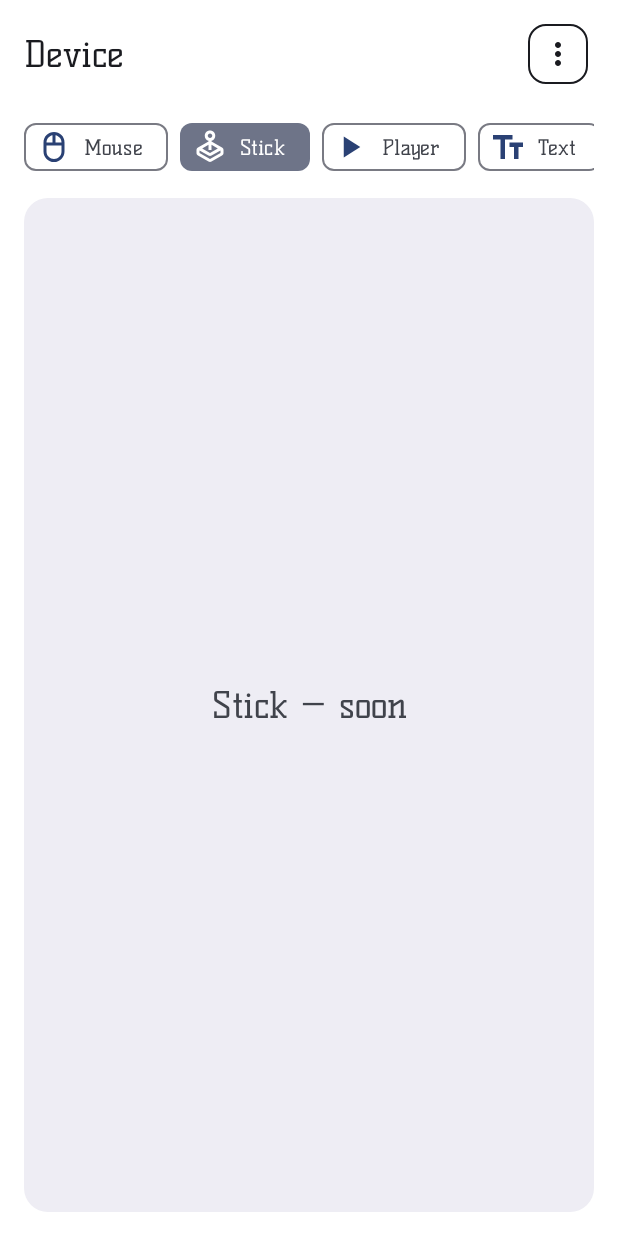
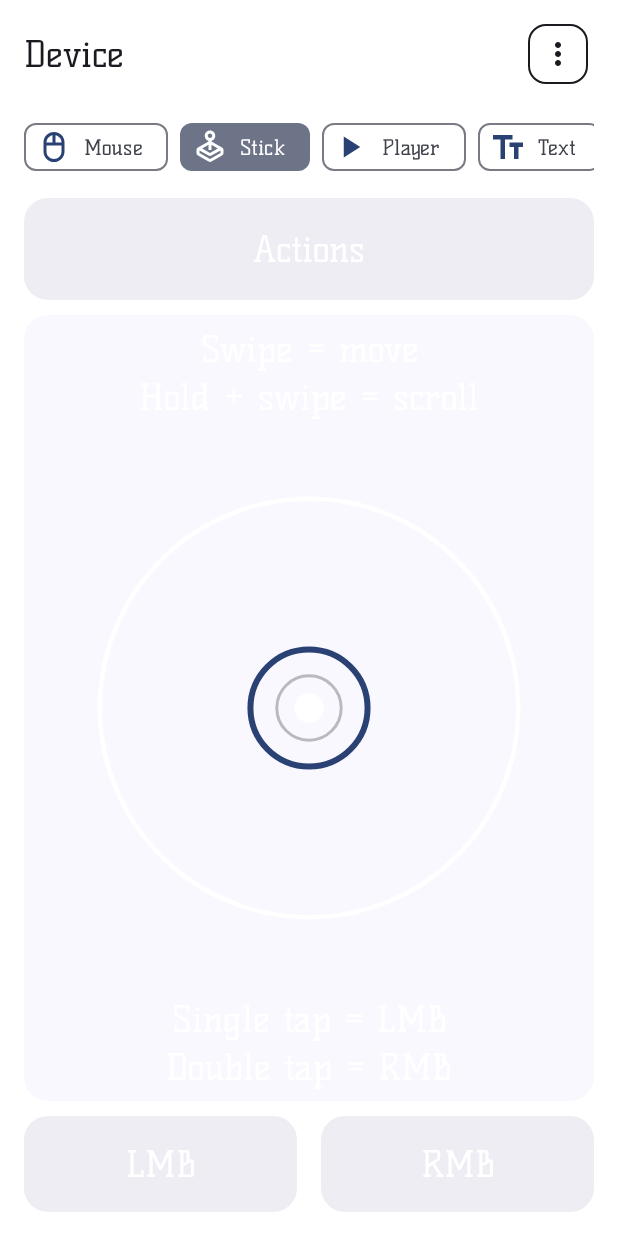
Before and after one commit to H1lp0p/RemoteMouse-android, an Android app built with Jetpack Compose: the ControlScreen screen opened through its navigation route, after a tap on "Stick", on a phone screen of 412 x 824 dp. Run offline under Robolectric (Android 15) with nearby library versions, the phone set to English and light mode, and no system bars; our stand-ins replace Dagger/Hilt's generated code, Room's generated code; libraries missing offline, so code that uses them is left out: com.jakewharton.retrofit2.

Commit message:
добавил контрол стика, bottom sheet для действий + мелкие правки по стилю

```diff
--- a/app/src/main/java/com/stuf/remotemouse/ui/control/ControlScreen.kt
+++ b/app/src/main/java/com/stuf/remotemouse/ui/control/ControlScreen.kt
@@ -35,6 +35,7 @@ import androidx.hilt.navigation.compose.hiltViewModel
 import androidx.lifecycle.compose.collectAsStateWithLifecycle
 import com.stuf.remotemouse.R
 import com.stuf.remotemouse.ui.control.mouse.MouseControlPanel
+import com.stuf.remotemouse.ui.control.stick.StickControlPanel
 
 @Composable
 fun ControlScreen(
@@ -143,7 +144,19 @@ fun ControlScreen(
                         onOpenActions = { viewModel.setActionsSheetVisible(true) },
                         modifier = Modifier.fillMaxSize(),
                     )
-                    ControlMode.Stick,
+                    ControlMode.Stick -> StickControlPanel(
+                        leftHeld = ui.leftHeld,
+                        rightHeld = ui.rightHeld,
+                        onToggleLeft = viewModel::toggleLeftButton,
+                        onToggleRight = viewModel::toggleRightButton,
+                        onOpenActions = { viewModel.setActionsSheetVisible(true) },
+                        onStickDeflection = viewModel::onStickDeflection,
+                        onStickReleased = viewModel::onStickReleased,
+                        onScroll = { dx, dy -> viewModel.onScroll(dx, dy) },
+                        onLeftClick = viewModel::leftClick,
+                        onRightClick = viewModel::rightClick,
+                        modifier = Modifier.fillMaxSize(),
+                    )
                     ControlMode.Player,
                     ControlMode.Text -> ControlModePlaceholder(mode = ui.mode)
                 }
--- a/app/src/main/java/com/stuf/remotemouse/ui/control/mouse/MouseControlPanel.kt
+++ b/app/src/main/java/com/stuf/remotemouse/ui/control/mouse/MouseControlPanel.kt
@@ -54,7 +54,7 @@ fun MouseControlPanel(
                 Text(
                     text = stringResource(R.string.actions),
                     style = MaterialTheme.typography.headlineSmall,
-                    color = MaterialTheme.colorScheme.onSurface,
+                    color = MaterialTheme.colorScheme.onSecondary,
                 )
             }
         }
@@ -81,7 +81,7 @@ fun MouseControlPanel(
                 Text(
                     text = stringResource(R.string.touchpad_hints),
                     style = MaterialTheme.typography.headlineSmall,
-                    color = MaterialTheme.colorScheme.onSurfaceVariant,
+                    color = MaterialTheme.colorScheme.onSecondary,
                     textAlign = TextAlign.Center,
                 )
             }
@@ -127,7 +127,7 @@ private fun MouseButtonToggle(
             .fillMaxSize()
             .background(
                 color = if (held) {
-                    MaterialTheme.colorScheme.primaryContainer
+                    MaterialTheme.colorScheme.primary
                 } else {
                     MaterialTheme.colorScheme.surfaceContainer
                 },
@@ -137,12 +137,12 @@ private fun MouseButtonToggle(
         contentAlignment = Alignment.Center,
     ) {
         Text(
-            text = label,
+            text = if (held) ">$label<" else label,
             style = MaterialTheme.typography.headlineSmall,
             color = if (held) {
-                MaterialTheme.colorScheme.onPrimaryContainer
+                MaterialTheme.colorScheme.onPrimary
             } else {
-                MaterialTheme.colorScheme.onSurface
+                MaterialTheme.colorScheme.onSecondary
             },
         )
     }
--- /dev/null
+++ b/app/src/main/java/com/stuf/remotemouse/ui/control/stick/StickControlPanel.kt
@@ -0,0 +1,290 @@
+package com.stuf.remotemouse.ui.control.stick
+
+import androidx.compose.foundation.Canvas
+import androidx.compose.foundation.background
+import androidx.compose.foundation.clickable
+import androidx.compose.foundation.layout.Arrangement
+import androidx.compose.foundation.layout.Box
+import androidx.compose.foundation.layout.Column
+import androidx.compose.foundation.layout.Row
+import androidx.compose.foundation.layout.fillMaxHeight
+import androidx.compose.foundation.layout.fillMaxSize
+import androidx.compose.foundation.layout.fillMaxWidth
+import androidx.compose.foundation.layout.height
+import androidx.compose.foundation.layout.padding
+import androidx.compose.foundation.shape.RoundedCornerShape
+import androidx.compose.material3.MaterialTheme
+import androidx.compose.material3.Surface
+import androidx.compose.material3.Text
+import androidx.compose.runtime.Composable
+import androidx.compose.runtime.getValue
+import androidx.compose.runtime.mutableStateOf
+import androidx.compose.runtime.remember
+import androidx.compose.runtime.setValue
+import androidx.compose.ui.Alignment
+import androidx.compose.ui.Modifier
+import androidx.compose.ui.geometry.CornerRadius
+import androidx.compose.ui.geometry.Offset
+import androidx.compose.ui.geometry.Size
+import androidx.compose.ui.graphics.StrokeCap
+import androidx.compose.ui.graphics.drawscope.Stroke
+import androidx.compose.ui.graphics.drawscope.rotate
+import androidx.compose.ui.hapticfeedback.HapticFeedbackType
+import androidx.compose.ui.input.pointer.pointerInput
+import androidx.compose.ui.platform.LocalHapticFeedback
+import androidx.compose.ui.res.stringResource
+import androidx.compose.ui.text.style.TextAlign
+import androidx.compose.ui.unit.dp
+import com.stuf.remotemouse.R
+
+@Composable
+fun StickControlPanel(
+    leftHeld: Boolean,
+    rightHeld: Boolean,
+    onToggleLeft: () -> Unit,
+    onToggleRight: () -> Unit,
+    onOpenActions: () -> Unit,
+    onStickDeflection: (ox: Float, oy: Float) -> Unit,
+    onStickReleased: () -> Unit,
+    onScroll: (dx: Float, dy: Float) -> Unit,
+    onLeftClick: () -> Unit,
+    onRightClick: () -> Unit,
+    modifier: Modifier = Modifier,
+) {
+    val haptic = LocalHapticFeedback.current
+    var visual by remember { mutableStateOf(StickVisualState()) }
+
+    Column(
+        modifier = modifier.fillMaxSize(),
+        verticalArrangement = Arrangement.spacedBy(10.dp),
+    ) {
+        Surface(
+            onClick = onOpenActions,
+            modifier = Modifier
+                .fillMaxWidth()
+                .height(68.dp),
+            shape = RoundedCornerShape(16.dp),
+            color = MaterialTheme.colorScheme.surfaceContainer,
+        ) {
+            Box(contentAlignment = Alignment.Center) {
+                Text(
+                    text = stringResource(R.string.actions),
+                    style = MaterialTheme.typography.headlineSmall,
+                    color = MaterialTheme.colorScheme.onSecondary,
+                )
+            }
+        }
+
+        Surface(
+            modifier = Modifier
+                .weight(1f)
+                .fillMaxWidth(),
+            shape = RoundedCornerShape(16.dp),
+            color = MaterialTheme.colorScheme.surface,
+        ) {
+            Column(
+                modifier = Modifier
+                    .fillMaxSize()
+                    .padding(horizontal = 24.dp, vertical = 8.dp),
+                verticalArrangement = Arrangement.SpaceBetween,
+                horizontalAlignment = Alignment.CenterHorizontally,
+            ) {
+                Text(
+                    text = stringResource(R.string.stick_hint_top),
+                    style = MaterialTheme.typography.headlineSmall,
+                    color = MaterialTheme.colorScheme.onSecondary,
+                    textAlign = TextAlign.Center,
+                    modifier = Modifier.fillMaxWidth(),
+                )
+
+                Box(
+                    modifier = Modifier
+                        .weight(1f)
+                        .fillMaxWidth()
+                        .padding(vertical = 8.dp)
+                        .pointerInput(Unit) {
+                            detectStickGestures(
+                                onVisual = { visual = it },
+                                onLeftClick = {
+                                    haptic.performHapticFeedback(HapticFeedbackType.TextHandleMove)
+                                    onLeftClick()
+                                },
+                                onRightClick = {
+                                    haptic.performHapticFeedback(HapticFeedbackType.TextHandleMove)
+                                    onRightClick()
+                                },
+                                onStickDeflection = onStickDeflection,
+                                onStickReleased = onStickReleased,
+                                onScroll = onScroll,
+                                onScrollModeEntered = {
+                                    haptic.performHapticFeedback(HapticFeedbackType.LongPress)
+                                },
+                            )
+                        },
+                    contentAlignment = Alignment.Center,
+                ) {
+                    StickPad(
+                        visual = visual,
+                        modifier = Modifier.fillMaxSize(),
+                    )
+                }
+
+                Text(
+                    text = stringResource(R.string.stick_hint_bottom),
+                    style = MaterialTheme.typography.headlineSmall,
+                    color = MaterialTheme.colorScheme.onSecondary,
+                    textAlign = TextAlign.Center,
+                    modifier = Modifier.fillMaxWidth(),
+                )
+            }
+        }
+
+        Row(
+            modifier = Modifier
+                .fillMaxWidth()
+                .height(64.dp),
+            horizontalArrangement = Arrangement.spacedBy(16.dp),
+        ) {
+            StickButtonToggle(
+                label = stringResource(R.string.lmb),
+                held = leftHeld,
+                onClick = {
+                    haptic.performHapticFeedback(HapticFeedbackType.TextHandleMove)
+                    onToggleLeft()
+                },
+                modifier = Modifier.weight(1f),
+            )
+            StickButtonToggle(
+                label = stringResource(R.string.rmb),
+                held = rightHeld,
+                onClick = {
+                    haptic.performHapticFeedback(HapticFeedbackType.TextHandleMove)
+                    onToggleRight()
+                },
+                modifier = Modifier.weight(1f),
+            )
+        }
+    }
+}
+
+@Composable
+private fun StickPad(
+    visual: StickVisualState,
+    modifier: Modifier = Modifier,
+) {
+    val outline = MaterialTheme.colorScheme.onSecondary
+    val secondary = MaterialTheme.colorScheme.secondary
+    val onSecondary = MaterialTheme.colorScheme.onSecondary
+    val primary = MaterialTheme.colorScheme.primary
+
+    Canvas(modifier = modifier) {
+        val cx = size.width / 2f
+        val cy = size.height / 2f
+        val edgeR = minOf(size.width, size.height) * 0.42f
+        val centerR = edgeR * 0.07f
+        val knobR = edgeR * 0.28f
+        val knobStroke = 4.dp.toPx()
+        val knobCenter = Offset(cx + visual.knobOffset.x, cy + visual.knobOffset.y)
+
+        drawCircle(
+            color = outline,
+            radius = edgeR,
+            center = Offset(cx, cy),
+            style = Stroke(width = 3.dp.toPx()),
+        )
+
+        drawCircle(
+            color = onSecondary,
+            radius = centerR,
+            center = Offset(cx, cy),
+        )
+        drawCircle(
+            color = secondary.copy(alpha = 0.35f),
+            radius = centerR * 2.2f,
+            center = Offset(cx, cy),
+            style = Stroke(width = 2.dp.toPx()),
+        )
+
+        if (visual.knobOffset != Offset.Zero) {
+            val dash = 8.dp.toPx()
+            val gap = 6.dp.toPx()
+            val start = Offset(cx, cy)
+            val end = knobCenter
+            val dist = (end - start).getDistance()
+            if (dist > 1f) {
+                val dir = (end - start) / dist
+                var t = centerR + 4.dp.toPx()
+                val stop = dist - knobR
+                while (t < stop) {
+                    val a = start + dir * t
+                    val b = start + dir * minOf(t + dash, stop)
+                    drawLine(
+                        color = outline,
+                        start = a,
+                        end = b,
+                        strokeWidth = 2.dp.toPx(),
+                        cap = StrokeCap.Round,
+                    )
+                    t += dash + gap
+                }
+            }
+        }
+
+        when (visual.mode) {
+            StickMode.Scroll -> {
+                val side = knobR * 1.5f
+                val corner = 8.dp.toPx()
+                rotate(degrees = 45f, pivot = knobCenter) {
+                    drawRoundRect(
+                        color = primary,
+                        topLeft = Offset(knobCenter.x - side / 2f, knobCenter.y - side / 2f),
+                        size = Size(side, side),
+                        cornerRadius = CornerRadius(corner, corner),
+                        style = Stroke(width = knobStroke),
+                    )
+                }
+            }
+            else -> {
+                drawCircle(
+                    color = primary,
+                    radius = knobR,
+                    center = knobCenter,
+                    style = Stroke(width = knobStroke),
+                )
+            }
+        }
+    }
+}
+
+@Composable
+private fun StickButtonToggle(
+    label: String,
+    held: Boolean,
+    onClick: () -> Unit,
+    modifier: Modifier = Modifier,
+) {
+    Box(
+        modifier = modifier
+            .fillMaxHeight()
+            .background(
+                color = if (held) {
+                    MaterialTheme.colorScheme.primary
+                } else {
+                    MaterialTheme.colorScheme.surfaceContainer
+                },
+                shape = RoundedCornerShape(16.dp),
+            )
+            .clickable(onClick = onClick),
+        contentAlignment = Alignment.Center,
+    ) {
+        Text(
+            text = if (held) ">$label<" else label,
+            style = MaterialTheme.typography.headlineSmall,
+            color = if (held) {
+                MaterialTheme.colorScheme.onPrimary
+            } else {
+                MaterialTheme.colorScheme.onSecondary
+            },
+        )
+    }
+}
--- a/app/src/main/res/values/strings.xml
+++ b/app/src/main/res/values/strings.xml
@@ -30,9 +30,13 @@
     <string name="play_action">Play action</string>
     <string name="edit">Edit</string>
     <string name="no_actions">No actions yet</string>
+    <string name="volume">Volume</string>
+    <string name="run_action">Run action</string>
     <string name="lmb">LMB</string>
     <string name="rmb">RMB</string>
     <string name="touchpad_hints">Swipe = move\nHold + swipe = scroll\nSingle tap = LMB\nDouble tap = RMB</string>
+    <string name="stick_hint_top">Swipe = move\nHold + swipe = scroll</string>
+    <string name="stick_hint_bottom">Single tap = LMB\nDouble tap = RMB</string>
     <string name="control_mode_mouse">Mouse</string>
     <string name="control_mode_stick">Stick</string>
     <string name="control_mode_player">Player</string>
```
Also changed, not shown: app/src/main/java/com/stuf/remotemouse/data/remote/CommandSocket.kt (+11 -0 lines), app/src/main/java/com/stuf/remotemouse/ui/control/ActionsBottomSheet.kt (+113 -19 lines), app/src/main/java/com/stuf/remotemouse/ui/control/ControlViewModel.kt (+73 -5 lines), app/src/main/java/com/stuf/remotemouse/ui/control/stick/StickGestures.kt (added, +171 -0 lines), app/src/main/res/drawable/ic_edit.xml (added, +14 -0 lines), app/src/main/res/drawable/ic_volume.xml (added, +14 -0 lines), 4 other files.
